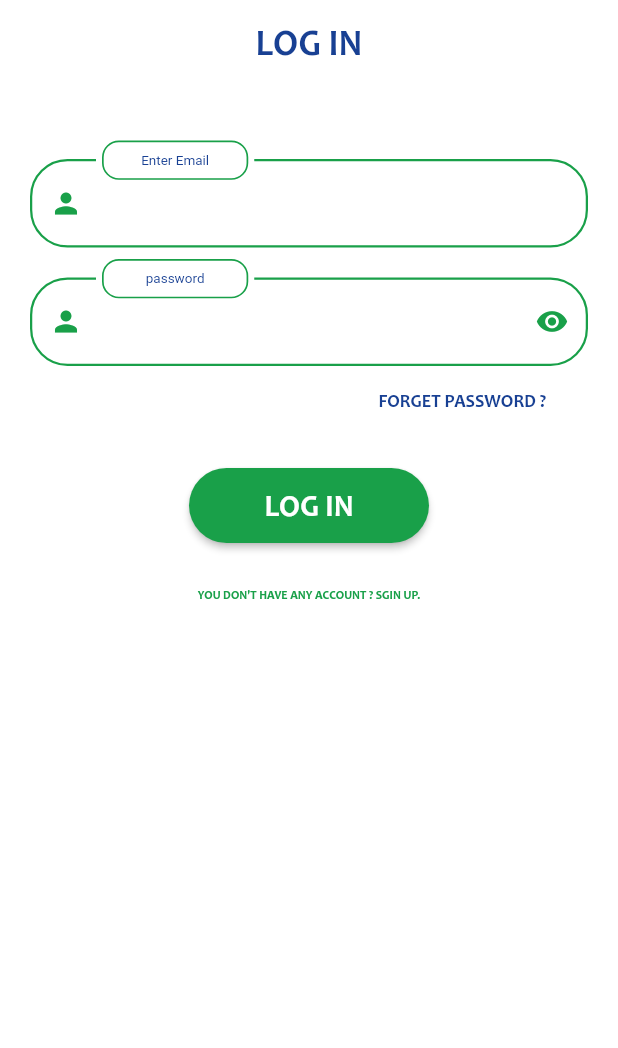
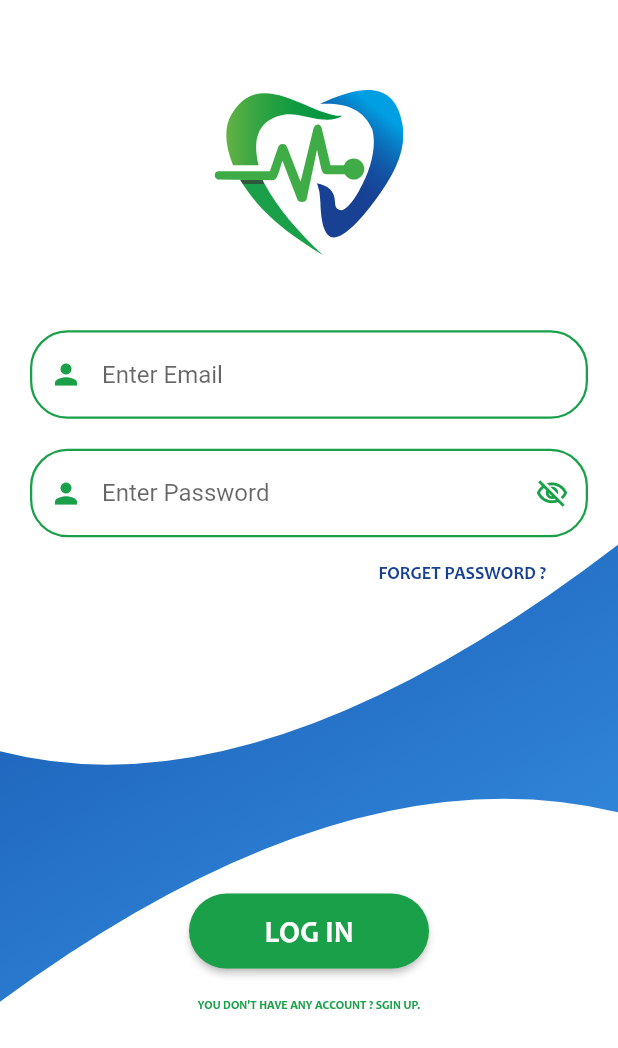
Before and after one commit to Dev-MuradAbed/medical_assistant, a Flutter app: the screen it shows after launch, on a phone screen of 412 x 824 dp. Shown: the top 1048 px of the screen. Run offline on Flutter 3.47's test engine with Material 2 defaults, Android fonts, the phone set to English and light mode, and no system bars; our stand-ins replace bubble_tab_indicator, camera, carousel_slider, cloud_firestore, curved_navigation_bar, date_picker_timeline and 17 more; missing offline and left inert: flutter_polyline_points; accounts and stored records are empty; project files that could hold a hidden picture were left out.

Commit message:
Edit Login

```diff
--- a/lib/bottom_navigation_bar.dart
+++ b/lib/bottom_navigation_bar.dart
@@ -22,7 +22,7 @@ class BNBar extends StatefulWidget {
 
 class _BNBarState extends State<BNBar> {
   final navigationKey = GlobalKey<CurvedNavigationBarState>();
-  int _index = 4;
+  int _index = 2;
 
   final item = const [
     Icon(Icons.person, size: 26, color: whitClr),
--- a/lib/main.dart
+++ b/lib/main.dart
@@ -86,11 +86,9 @@ class MedicalAssist extends StatelessWidget {
         debugShowCheckedModeBanner: false,
         initialRoute: '/lunch_screen',
         routes: {
-          // '/lunch_screen':(context) =>  Search(),
           '/lunch_screen': (context) => const LunchScreen(),
-          '/profile_screen': (context) => const ProfileScreen(),
+          '/button_navigator_bar': (context) => const BNBar(),
           '/login_screen': (context) => const LoginScreen(),
-          // '/home_screen': (context) => const HomeScreen(),
           '/signup_screen': (context) => const SignupScreen(),
           '/forget_screen': (context) => const ForgetPassword(),
           // '/change_password': (context) => const ChangePassword(),
--- a/lib/screen/auth/login_screen.dart
+++ b/lib/screen/auth/login_screen.dart
@@ -1,26 +1,21 @@
-
 import 'package:firebase_auth/firebase_auth.dart';
 import 'package:flutter/material.dart';
-
-
-
+import 'package:flutter_svg/svg.dart';
 import 'package:medical_assistant/screen/profile_screen.dart';
-
-
 import '../../theme.dart';
+import '../../utils/custom_painter.dart';
 import '../../utils/helpers.dart';
 import '../../widgets/button_widget.dart';
-import '../../widgets/choose_job.dart';
 import '../../widgets/text_field.dart';
 
-class LoginScreen extends StatefulWidget  {
+class LoginScreen extends StatefulWidget {
   const LoginScreen({Key? key}) : super(key: key);
 
   @override
   State<LoginScreen> createState() => _LoginScreenState();
 }
 
-class _LoginScreenState extends State<LoginScreen>with Helper {
+class _LoginScreenState extends State<LoginScreen> with Helper {
   bool isPassword = true;
   final _formKey = GlobalKey<FormState>();
   late TextEditingController _emailController;
@@ -28,7 +23,6 @@ class _LoginScreenState extends State<LoginScreen>with Helper {
 
   @override
   void initState() {
-    // TODO: implement initState
     _emailController = TextEditingController();
     _passwordController = TextEditingController();
     super.initState();
@@ -36,7 +30,6 @@ class _LoginScreenState extends State<LoginScreen>with Helper {
 
   @override
   void dispose() {
-    // TODO: implement dispose
     _emailController.dispose();
     _passwordController.dispose();
     super.dispose();
@@ -46,32 +39,43 @@ class _LoginScreenState extends State<LoginScreen>with Helper {
   Widget build(BuildContext context) {
     return Scaffold(
       backgroundColor: Colors.white,
-      appBar: AppBar(
-        elevation: 0,
-        backgroundColor: Colors.white,
-        centerTitle: true,
-        title: const Text(
-          'LOG IN',
-          style: TextStyle(
-            fontFamily: 'Candara',
-            color: Color(0xff184093),
-            fontSize: 24,
-            fontWeight: FontWeight.bold,
+      body: SafeArea(
+        child: Padding(
+          padding: const EdgeInsets.symmetric(vertical: 60),
+          child: Stack(
+            children: [
+              SingleChildScrollView(
+                physics: const NeverScrollableScrollPhysics(),
+                child: Column(
+                  children: [
+                    SizedBox(
+                      height: MediaQuery.of(context).size.height * 0.13,
+                    ),
+
+                      CustomPaint(
+                       size: Size(double.infinity, 700),
+                        foregroundPainter: RPSCustomPainter(),
+                      ),
+
+                  ],
                 ),
               ),
-      ),
-      body: SafeArea(
-        child: ListView(children: [
+              ListView(
+                  physics: const NeverScrollableScrollPhysics(),
+                  children: [
+                    SvgPicture.asset('assets/images/logo.svg'),
                     Container(
                       alignment: Alignment.center,
-            padding: const EdgeInsets.symmetric(horizontal: 20, vertical: 50),
+                      padding: const EdgeInsets.symmetric(
+                          horizontal: 20, vertical: 50),
                       child: Form(
                         key: _formKey,
                         child: Column(
                           mainAxisAlignment: MainAxisAlignment.center,
                           children: [
                             TextInput(
-                    label: 'Enter Email',
+                              // label: 'Enter Email',
+                              hint: 'Enter Email',
                               controller: _emailController,
                               keyboardType: TextInputType.emailAddress,
                               widgetIcon: const Icon(
@@ -97,7 +101,8 @@ class _LoginScreenState extends State<LoginScreen>with Helper {
                             ),
                             const SizedBox(height: 20),
                             TextInput(
-                    label: 'password',
+                              // label: 'password',
+                              hint: 'Enter Password',
                               controller: _passwordController,
                               keyboardType: TextInputType.emailAddress,
                               widgetIcon: const Icon(
@@ -106,20 +111,21 @@ class _LoginScreenState extends State<LoginScreen>with Helper {
                                 size: 22,
                               ),
                               obscureText: isPassword,
-                    sufWidget:IconButton(
+                              sufWidget: IconButton(
                                 icon: Icon(
-                        isPassword ? Icons.visibility : Icons.visibility_off,
+                                  isPassword
+                                      ? Icons.visibility_off_outlined
+                                      : Icons.visibility_outlined,
                                   color: greenClr,
                                   size: 22,
                                 ),
                                 onPressed: () {
                                   setState(() {
                                     isPassword = !isPassword;
-
                                   });
                                 },
                               ),
-                    validator:  (value) {
+                              validator: (value) {
                                 RegExp regex = RegExp(r'^.{6,}$');
                                 if (value!.isEmpty) {
                                   return "Password cannot be empty";
@@ -135,13 +141,16 @@ class _LoginScreenState extends State<LoginScreen>with Helper {
                               },
                             ),
                             Padding(
-                      padding: const EdgeInsetsDirectional.only(end: 20.0),
+                                padding:
+                                    const EdgeInsetsDirectional.only(end: 20.0),
                                 child: Align(
                                   alignment: Alignment.centerRight,
                                   child: TextButton(
-                          onPressed: ()=>Navigator.pushNamed(context, '/forget_screen'),
-                          child: const Text('FORGET PASSWORD ?',
-                            style:  TextStyle(
+                                    onPressed: () => Navigator.pushNamed(
+                                        context, '/forget_screen'),
+                                    child: const Text(
+                                      'FORGET PASSWORD ?',
+                                      style: TextStyle(
                                         fontFamily: 'Candara',
                                         color: blueClr,
                                         fontSize: 12,
@@ -150,16 +159,19 @@ class _LoginScreenState extends State<LoginScreen>with Helper {
                                     ),
                                   ),
                                 )),
-                  const SizedBox(height: 20),
-                  ButtonWidget(text: "LOG IN",
-                      onPressed: ()=>signIn(_emailController.text,_passwordController.text)),
-                  const SizedBox(height: 10),
-
+                            SizedBox(
+                              height: MediaQuery.of(context).size.height * 0.23,
+                            ),
+                            ButtonWidget(
+                                text: "LOG IN",
+                                onPressed: () => signIn(_emailController.text,
+                                    _passwordController.text)),
                             TextButton(
                               onPressed: () {
                                 Navigator.pushNamed(context, '/signup_screen');
                               },
-                    child:const Text ('YOU DON\'T HAVE ANY ACCOUNT ? SGIN UP.',
+                              child: const Text(
+                                'YOU DON\'T HAVE ANY ACCOUNT ? SGIN UP.',
                                 style: TextStyle(
                                   fontFamily: 'Candara',
                                   color: greenClr,
@@ -167,18 +179,19 @@ class _LoginScreenState extends State<LoginScreen>with Helper {
                                   fontWeight: FontWeight.bold,
                                 ),
                               ),
-
-
                             ),
-
                           ],
                         ),
                       ),
                     ),
                   ]),
+            ],
+          ),
+        ),
       ),
     );
   }
+
   void signIn(String email, String password) async {
     if (_formKey.currentState!.validate()) {
       try {
@@ -187,12 +200,7 @@ class _LoginScreenState extends State<LoginScreen>with Helper {
           email: email,
           password: password,
         );
-        Navigator.pushReplacement(
-          context,
-          MaterialPageRoute(
-            builder: (context) => const ProfileScreen(),
-          ),
-        );
+        Navigator.pushReplacementNamed(context, '/button_navigator_bar');
 
       } on FirebaseAuthException catch (e) {
         if (e.code == 'user-not-found') {
@@ -203,6 +211,7 @@ class _LoginScreenState extends State<LoginScreen>with Helper {
       }
     }
   }
+
   Widget buildButton({
     required String text,
     required IconData icon,
--- a/lib/screen/lunch_screen.dart
+++ b/lib/screen/lunch_screen.dart
@@ -2,8 +2,6 @@ import 'package:firebase_auth/firebase_auth.dart';
 import 'package:flutter/material.dart';
 import 'package:flutter_svg/flutter_svg.dart';
 import 'package:medical_assistant/bottom_navigation_bar.dart';
-
-
 import '../widgets/grident_text.dart';
 import 'auth/login_screen.dart';
 
@@ -22,7 +20,6 @@ class _LunchScreenState extends State<LunchScreen> {
   @override
   void initState() {
     Future.delayed(const Duration(seconds:3), () async{
-
       FirebaseAuth.instance.authStateChanges().listen((user) {
         if (user != null) {
           Navigator.push(context, MaterialPageRoute(builder: (context) => BNBar()));
@@ -34,7 +31,6 @@ class _LunchScreenState extends State<LunchScreen> {
 
     });
 
-    // TODO: implement initState
     super.initState();
   }
 
--- a/lib/widgets/text_field.dart
+++ b/lib/widgets/text_field.dart
@@ -10,7 +10,7 @@ class TextInput extends StatefulWidget {
     this.sufWidget,
      this.hint,
      this.readOnly = false,
-    required this.label,
+     this.label,
      this.controller,
     this.obscureText = false,
      this.keyboardType=TextInputType.text,
@@ -19,7 +19,7 @@ class TextInput extends StatefulWidget {
   }) : super(key: key);
    // VoidCallback? onPressed;
    VoidCallback? onTap;
-  final String label;
+  final String? label;
   final Widget? widgetIcon;
   final Widget? sufWidget;
   final TextEditingController? controller;
@@ -34,7 +34,6 @@ class TextInput extends StatefulWidget {
 }
 
 class _TextInputState extends State<TextInput> {
-  String _selectGender = 'Meal';
 
   // List of items in our dropdown menu
   List genderList = [
@@ -56,7 +55,8 @@ class _TextInputState extends State<TextInput> {
         prefixIcon: widget.widgetIcon,
 
         floatingLabelBehavior: FloatingLabelBehavior.always,
-        label: Container(
+        label:widget.label!=null?
+        Container(
           alignment: Alignment.center,
           width: 130,
           height: 35,
@@ -65,13 +65,13 @@ class _TextInputState extends State<TextInput> {
             borderRadius: BorderRadius.circular(15),
           ),
           child: Text(
-            widget.label,
+            '${widget.label}',
             style: const TextStyle(
               color: blueClr,
               fontSize: 12,
             ),
           ),
-        ),
+        ):null,
         hintText: widget.hint,
 
         enabledBorder: OutlineInputBorder(
--- a/pubspec.yaml
+++ b/pubspec.yaml
@@ -8,6 +8,7 @@ dependencies:
   flutter:
     sdk: flutter
   cupertino_icons: ^1.0.2
+  flutter_custom_clippers: ^2.0.0
   wakelock: ^0.6.1+2
   camera: ^0.9.4+19
   path_provider: ^2.0.9
```
Also changed, not shown: lib/screen/profile_screen.dart (+12 -12 lines), lib/utils/custom_painter.dart (added, +53 -0 lines), pubspec.lock. Lines whose indentation alone changed are shown as unchanged.
